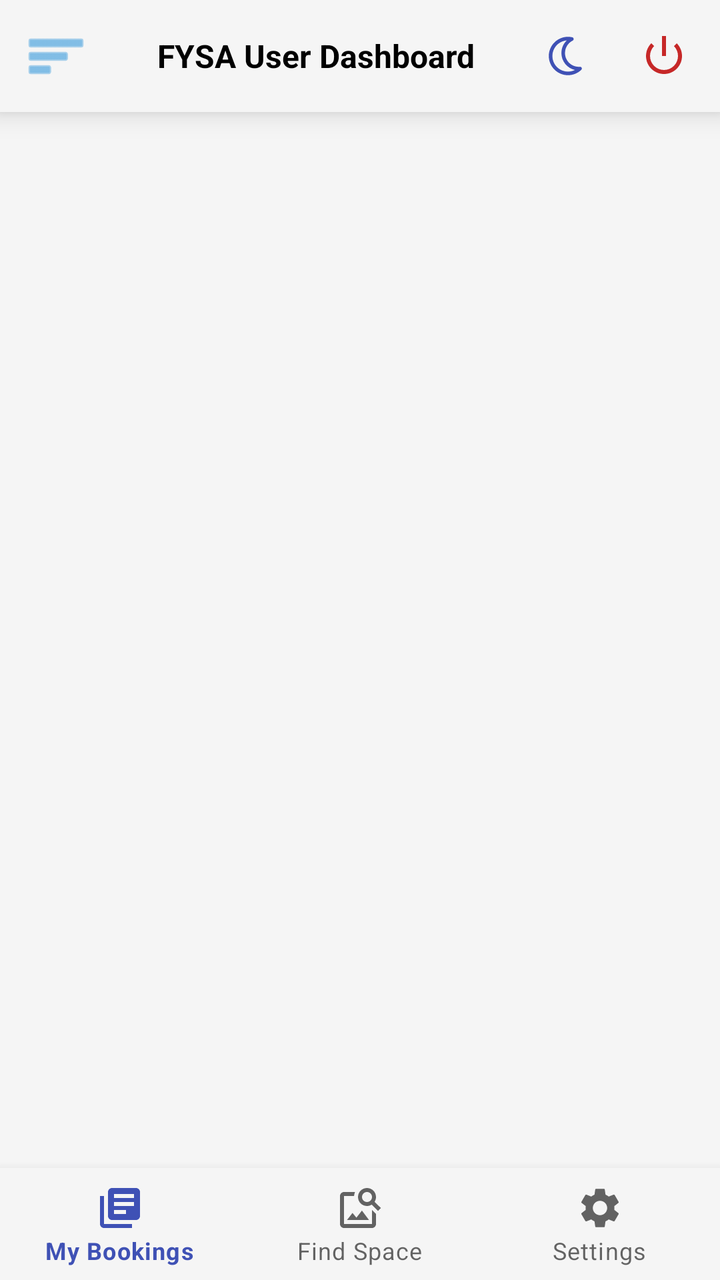
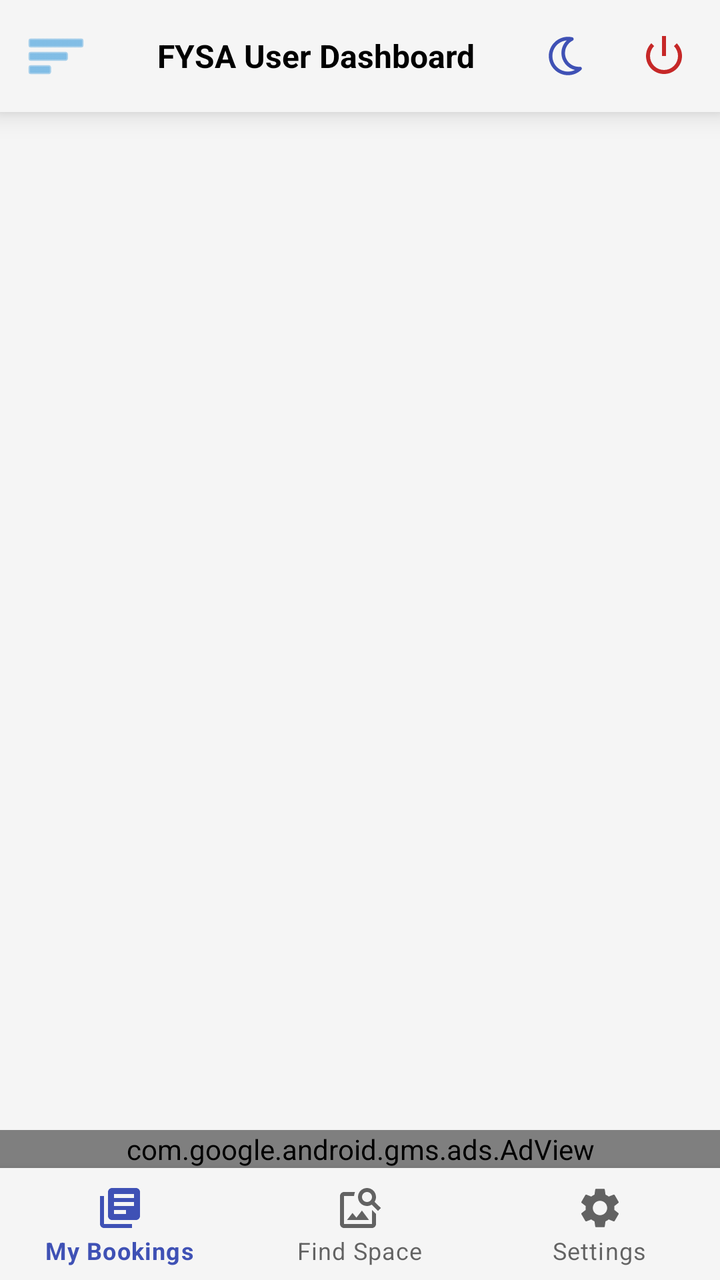

Compare the two renders of this Android layout. The source of the first and the diff that turns it into the second are given below.
<!-- AndroidManifest.xml: application theme Theme.FYSA -->
<!-- res/layout/activity_user_dashboard.xml -->
<?xml version="1.0" encoding="utf-8"?>
<androidx.drawerlayout.widget.DrawerLayout xmlns:android="http://schemas.android.com/apk/res/android"
    xmlns:app="http://schemas.android.com/apk/res-auto"
    xmlns:tools="http://schemas.android.com/tools"
    android:id="@+id/drawerLayout"
    android:layout_width="match_parent"
    android:layout_height="match_parent">

    
    <androidx.constraintlayout.widget.ConstraintLayout
        android:layout_width="match_parent"
        android:layout_height="match_parent">

        
        <LinearLayout
            android:id="@+id/topBar"
            android:layout_width="match_parent"
            android:layout_height="wrap_content"
            android:background="@color/appBarColor"
            android:elevation="8dp"
            android:gravity="center_vertical"
            android:orientation="horizontal"
            android:padding="4dp"
            app:layout_constraintEnd_toEndOf="parent"
            app:layout_constraintStart_toStartOf="parent"
            app:layout_constraintTop_toTopOf="parent">

            <ImageButton
                android:id="@+id/btnHamburger"
                android:layout_width="48dp"
                android:layout_height="48dp"
                android:background="?attr/selectableItemBackgroundBorderless"
                android:contentDescription="@string/menu"
                android:padding="8dp"
                android:scaleType="centerInside"
                app:srcCompat="@android:drawable/ic_menu_sort_by_size"
                app:tint="@color/PeterRiver" />

            <TextView
                android:id="@+id/tvAppName"
                android:layout_width="0dp"
                android:layout_height="wrap_content"
                android:layout_weight="1"
                android:gravity="center"
                android:text="@string/fysa_user_dashboard"
                android:textColor="@color/textPrimary"
                android:textSize="16sp"
                android:textStyle="bold" />

            <ImageButton
                android:id="@+id/btnThemeToggle"
                android:layout_width="40dp"
                android:layout_height="40dp"
                android:layout_marginEnd="4dp"
                android:background="?attr/selectableItemBackgroundBorderless"
                android:contentDescription="@string/theme_toggle"
                android:padding="8dp"
                android:scaleType="fitCenter"
                app:srcCompat="@drawable/ic_moon"
                app:tint="@color/btnOutlineText"
                tools:ignore="TouchTargetSizeCheck" />

            <ImageButton
                android:id="@+id/btnLogout"
                android:layout_width="48dp"
                android:layout_height="48dp"
                android:background="?attr/selectableItemBackgroundBorderless"
                android:contentDescription="@string/logout"
                android:padding="8dp"
                app:srcCompat="@android:drawable/ic_lock_power_off"
                app:tint="@color/red_800" />
        </LinearLayout>

        
        <TextView
            android:id="@+id/tvWelcome"
            android:layout_width="wrap_content"
            android:layout_height="wrap_content"
            android:layout_marginStart="16dp"
            android:layout_marginTop="12dp"
            android:text=""
            android:textColor="@color/textPrimary"
            android:textSize="18sp"
            android:textStyle="bold"
            app:layout_constraintEnd_toEndOf="parent"
            app:layout_constraintStart_toStartOf="parent"
            app:layout_constraintTop_toBottomOf="@id/topBar" />

        
        <FrameLayout
            android:id="@+id/fragmentContainer"
            android:layout_width="0dp"
            android:layout_height="0dp"
            app:layout_constraintBottom_toTopOf="@id/bottomNavigationView"
            app:layout_constraintEnd_toEndOf="parent"
            app:layout_constraintStart_toStartOf="parent"
            app:layout_constraintTop_toBottomOf="@id/tvWelcome" />

        
        <com.google.android.material.bottomnavigation.BottomNavigationView
            android:id="@+id/bottomNavigationView"
            android:layout_width="0dp"
            android:layout_height="wrap_content"
            app:layout_constraintBottom_toBottomOf="parent"
            app:layout_constraintEnd_toEndOf="parent"
            app:layout_constraintStart_toStartOf="parent"
            app:menu="@menu/menu_user_bottom_nav" />

    </androidx.constraintlayout.widget.ConstraintLayout>

    
    <com.google.android.material.navigation.NavigationView
        android:id="@+id/navigationView"
        android:layout_width="wrap_content"
        android:layout_height="match_parent"
        android:layout_gravity="start"
        app:headerLayout="@layout/nav_header_user"
        app:itemIconTint="@color/red_800"
        app:itemTextColor="@color/textPrimary"
        app:menu="@menu/menu_user_drawer" />
</androidx.drawerlayout.widget.DrawerLayout>
<!-- res/layout/nav_header_user.xml (included above) -->
<LinearLayout xmlns:android="http://schemas.android.com/apk/res/android"
    xmlns:app="http://schemas.android.com/apk/res-auto"
    android:layout_width="match_parent"
    android:layout_height="180dp"
    android:background="@color/appBarColor"
    android:gravity="center"
    android:orientation="vertical"
    android:padding="16dp">

    <com.google.android.material.imageview.ShapeableImageView
        android:id="@+id/ivProfileUser"
        android:layout_width="100dp"
        android:layout_height="100dp"
        android:scaleType="centerCrop"
        android:src="@mipmap/ic_profile_image_round"
        app:shapeAppearanceOverlay="@style/CircleImage"
        app:strokeColor="@color/appBarColor"
        app:strokeWidth="3dp" />

    <TextView
        android:id="@+id/tvUserName"
        android:layout_width="wrap_content"
        android:layout_height="wrap_content"
        android:layout_marginTop="8dp"
        android:text="Welcome User"
        android:textColor="@color/textPrimary"
        android:textSize="18sp"
        android:textStyle="bold" />
</LinearLayout>
<!-- resources referenced by this layout -->
<resources>
  <color name="PeterRiver">#3498DB</color>
  <color name="appBarColor">#F5F5F5</color>"
  <color name="btnOutlineText">#3F51B5</color>
  <color name="red_800">#C62828</color>
  <color name="textPrimary">#000000</color>
  <!-- drawable ic_moon (drawable) -->
  <vector xmlns:android="http://schemas.android.com/apk/res/android" xmlns:aapt="http://schemas.android.com/aapt"
      android:viewportWidth="640"
      android:viewportHeight="640"
      android:width="640dp"
      android:height="640dp">
      <path
          android:pathData="M303.3 112.7C196.2 121.2 112 210.8 112 320C112 434.9 205.1 528 320 528C353.3 528 384.7 520.2 412.6 506.3C309.2 482.9 232 390.5 232 280C232 214.2 259.4 154.9 303.3 112.7zM64 320C64 178.6 178.6 64 320 64C339.4 64 358.4 66.2 376.7 70.3C386.6 72.5 394 80.8 395.2 90.8C396.4 100.8 391.2 110.6 382.1 115.2C321.5 145.4 280 207.9 280 280C280 381.6 362.4 464 464 464C469 464 473.9 463.8 478.8 463.4C488.9 462.6 498.4 468.2 502.6 477.5C506.8 486.8 504.6 497.6 497.3 504.6C451.3 548.8 388.8 576 320 576C178.6 576 64 461.4 64 320z"
          android:fillColor="#000000" />
  </vector>
  <!-- mipmap ic_profile_image_round (mipmap-anydpi-v26) -->
  <?xml version="1.0" encoding="utf-8"?>
  <adaptive-icon xmlns:android="http://schemas.android.com/apk/res/android">
      <background android:drawable="@color/ic_profile_image_background"/>
      <foreground android:drawable="@mipmap/ic_profile_image_foreground"/>
  </adaptive-icon>
  <string name="fysa_user_dashboard">FYSA User Dashboard</string>
  <string name="logout">Logout</string>
  <string name="menu">Menu</string>
  <string name="theme_toggle">dark</string>
  <style name="CircleImage">
          <item name="cornerFamily">rounded</item>
          <item name="cornerSize">50%</item>
      </style>
  <style name="Theme.FYSA" parent="Theme.MaterialComponents.DayNight.NoActionBar">
          <item name="colorPrimary">@color/btnPrimary</item>
          <item name="colorPrimaryVariant">@color/btnPrimary</item>
          <item name="colorOnPrimary">@color/btnTextPrimary</item>
  
          <item name="colorSecondary">@color/btnSecondary</item>
          <item name="colorSecondaryVariant">@color/btnSecondary</item>
          <item name="colorOnSecondary">@color/btnTextSecondary</item>
  
          <item name="android:colorBackground">@color/bgColor</item>
          <item name="colorSurface">@color/bgColor</item>
          <item name="colorOnSurface">@color/textPrimary</item>
  
          <item name="android:statusBarColor" tools:targetApi="l">?attr/colorPrimary</item>
          <item name="android:windowLightStatusBar">true</item>
  
          <item name="materialButtonStyle">@style/Widget.MaterialComponents.Button</item>
          <item name="materialButtonOutlinedStyle">@style/Widget.MaterialComponents.Button.OutlinedButton</item>
      </style>
  <color name="ic_profile_image_background">#FFFFFF</color>
  <color name="btnPrimary">#3F51B5</color>
  <color name="btnTextPrimary">#FFFFFF</color>
  <color name="btnSecondary">#FF9800</color>
  <color name="btnTextSecondary">#FFFFFF</color>
  <color name="bgColor">#F5F5F5</color>
</resources>

<!-- the commit's change to res/layout/activity_user_dashboard.xml (unified diff, before → after) -->
@@ -91,10 +91,22 @@
             android:id="@+id/fragmentContainer"
             android:layout_width="0dp"
             android:layout_height="0dp"
+            app:layout_constraintTop_toBottomOf="@id/tvWelcome"
+            app:layout_constraintStart_toStartOf="parent"
+            app:layout_constraintEnd_toEndOf="parent"
+            app:layout_constraintBottom_toTopOf="@id/adView" />
+
+        
+        <com.google.android.gms.ads.AdView
+            android:id="@+id/adView"
+            android:layout_width="match_parent"
+            android:layout_height="wrap_content"
+            android:layout_gravity="center"
             app:layout_constraintBottom_toTopOf="@id/bottomNavigationView"
+            app:layout_constraintStart_toStartOf="parent"
             app:layout_constraintEnd_toEndOf="parent"
-            app:layout_constraintStart_toStartOf="parent"
-            app:layout_constraintTop_toBottomOf="@id/tvWelcome" />
+            app:adSize="BANNER"
+            app:adUnitId="ca-app-pub-3940256099942544/9214589741" /> 
 
         
         <com.google.android.material.bottomnavigation.BottomNavigationView
